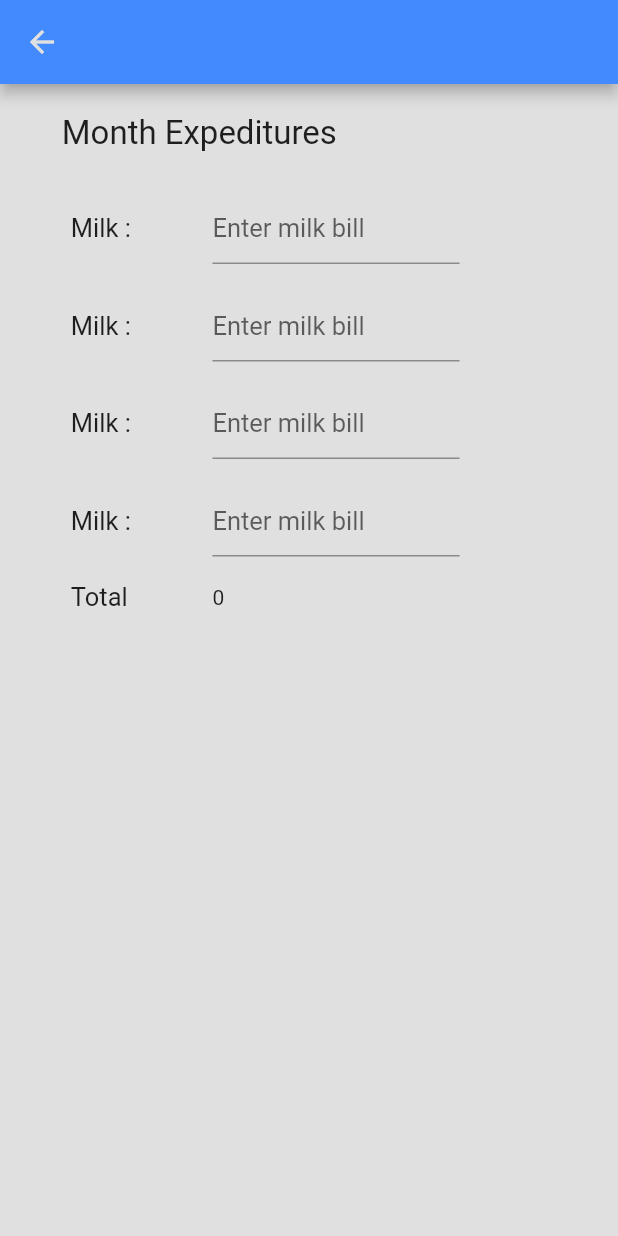
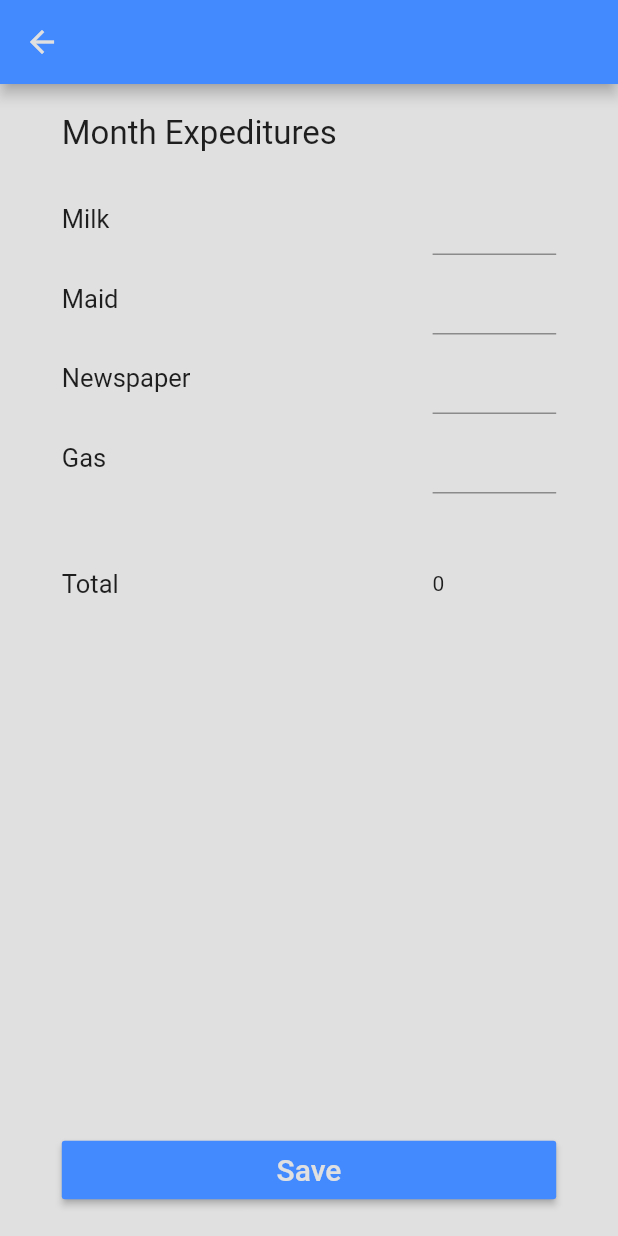
Before and after one commit to VarunBhandia/home_budget, a Flutter app: the MonthPage screen opened directly, on a phone screen of 412 x 824 dp. Run offline on Flutter 3.47's test engine with Material 2 defaults, Android fonts, the phone set to English and light mode, and no system bars; our stand-ins replace sqflite; accounts and stored records are empty.

Commit message:
Fixed UI Android Mobiles

```diff
--- a/lib/month_page.dart
+++ b/lib/month_page.dart
@@ -38,13 +38,21 @@ class _MonthPageState extends State<MonthPage> {
     int cat3 = 0;
     int cat4 = 0;
 
-    if (categoryOneController.text != '') { cat1 = int.parse(categoryOneController.text); }
+    if (categoryOneController.text != '') {
+      cat1 = int.parse(categoryOneController.text);
+    }
 
-    if (categoryTwoController.text != '') { cat2 = int.parse(categoryTwoController.text); }
+    if (categoryTwoController.text != '') {
+      cat2 = int.parse(categoryTwoController.text);
+    }
 
-    if (categoryThreeController.text != '') { cat3 = int.parse(categoryThreeController.text); }
+    if (categoryThreeController.text != '') {
+      cat3 = int.parse(categoryThreeController.text);
+    }
 
-    if (categoryFourController.text != '') { cat4 = int.parse(categoryFourController.text); }
+    if (categoryFourController.text != '') {
+      cat4 = int.parse(categoryFourController.text);
+    }
 
     monthTotal = cat1 + cat2 + cat3 + cat4;
     setState(() {
@@ -71,9 +79,11 @@ class _MonthPageState extends State<MonthPage> {
 
   @override
   Widget build(BuildContext context) {
-    double labelTextFieldWidth = MediaQuery.of(context).size.width * .2;
-    double inputTextFieldWidth = MediaQuery.of(context).size.width * .4;
-    double monthParentContainerSize = MediaQuery.of(context).size.width * .7;
+    double labelTextFieldWidth = MediaQuery.of(context).size.width * .6;
+    double inputTextFieldWidth = MediaQuery.of(context).size.width * .2;
+    double monthParentContainerSize = MediaQuery.of(context).size.width * .8;
+    double monthSaveButtonSize = MediaQuery.of(context).size.width * .8;
+
     double monthParentContainerLeftMargin =
         MediaQuery.of(context).size.width * .1;
 
@@ -93,9 +103,14 @@ class _MonthPageState extends State<MonthPage> {
           ),
           backgroundColor: appBarBackgroundColor,
         ),
-        body: Container(
+        body: Stack(
+          children: <Widget>[
+
+            Container(
               width: monthParentContainerSize,
-          margin: EdgeInsets.only(left: monthParentContainerLeftMargin),
+              margin: EdgeInsets.only(
+                  left: monthParentContainerLeftMargin,
+                  right: monthParentContainerLeftMargin),
               child: Column(
                 children: <Widget>[
                   SizedBox(height: 20),
@@ -113,17 +128,17 @@ class _MonthPageState extends State<MonthPage> {
                   Row(
                     children: <Widget>[
                       Container(
-                    margin: EdgeInsets.all(6),
+//                    margin: EdgeInsets.only(left: 6),
                         width: labelTextFieldWidth,
                         child: Text(
-                      'Milk : ',
+                          'Milk',
                           style: TextStyle(
                             fontSize: monthTextFieldSize,
                           ),
                         ),
                       ),
                       Container(
-                    margin: EdgeInsets.all(6),
+//                    margin: EdgeInsets.all(6),
                         width: inputTextFieldWidth,
                         child: TextField(
                           controller: categoryOneController,
@@ -132,7 +147,6 @@ class _MonthPageState extends State<MonthPage> {
                           },
                           keyboardType: TextInputType.number,
                           style: TextStyle(fontSize: monthTextFieldSize),
-                      decoration: InputDecoration(hintText: 'Enter milk bill'),
                         ),
                       ),
                     ],
@@ -141,17 +155,17 @@ class _MonthPageState extends State<MonthPage> {
                   Row(
                     children: <Widget>[
                       Container(
-                    margin: EdgeInsets.all(6),
+//                    margin: EdgeInsets.all(6),
                         width: labelTextFieldWidth,
                         child: Text(
-                      'Milk : ',
+                          'Maid',
                           style: TextStyle(
                             fontSize: monthTextFieldSize,
                           ),
                         ),
                       ),
                       Container(
-                    margin: EdgeInsets.all(6),
+//                    margin: EdgeInsets.all(6),
                         width: inputTextFieldWidth,
                         child: TextField(
                           onChanged: (number) {
@@ -160,7 +174,6 @@ class _MonthPageState extends State<MonthPage> {
                           controller: categoryTwoController,
                           keyboardType: TextInputType.number,
                           style: TextStyle(fontSize: monthTextFieldSize),
-                      decoration: InputDecoration(hintText: 'Enter milk bill'),
                         ),
                       ),
                     ],
@@ -169,17 +182,17 @@ class _MonthPageState extends State<MonthPage> {
                   Row(
                     children: <Widget>[
                       Container(
-                    margin: EdgeInsets.all(6),
+//                    margin: EdgeInsets.all(6),
                         width: labelTextFieldWidth,
                         child: Text(
-                      'Milk : ',
+                          'Newspaper',
                           style: TextStyle(
                             fontSize: monthTextFieldSize,
                           ),
                         ),
                       ),
                       Container(
-                    margin: EdgeInsets.all(6),
+//                    margin: EdgeInsets.all(6),
                         width: inputTextFieldWidth,
                         child: TextField(
                           onChanged: (number) {
@@ -188,7 +201,6 @@ class _MonthPageState extends State<MonthPage> {
                           controller: categoryThreeController,
                           keyboardType: TextInputType.number,
                           style: TextStyle(fontSize: monthTextFieldSize),
-                      decoration: InputDecoration(hintText: 'Enter milk bill'),
                         ),
                       ),
                     ],
@@ -197,17 +209,17 @@ class _MonthPageState extends State<MonthPage> {
                   Row(
                     children: <Widget>[
                       Container(
-                    margin: EdgeInsets.all(6),
+//                    margin: EdgeInsets.all(6),
                         width: labelTextFieldWidth,
                         child: Text(
-                      'Milk : ',
+                          'Gas',
                           style: TextStyle(
                             fontSize: monthTextFieldSize,
                           ),
                         ),
                       ),
                       Container(
-                    margin: EdgeInsets.all(6),
+//                    margin: EdgeInsets.all(6),
                         width: inputTextFieldWidth,
                         child: TextField(
                           onChanged: (number) {
@@ -216,16 +228,14 @@ class _MonthPageState extends State<MonthPage> {
                           controller: categoryFourController,
                           keyboardType: TextInputType.number,
                           style: TextStyle(fontSize: monthTextFieldSize),
-                      decoration: InputDecoration(hintText: 'Enter milk bill'),
                         ),
                       ),
                     ],
                   ),
-              SizedBox(height: 5),
+                  SizedBox(height: 50),
                   Row(
                     children: <Widget>[
                       Container(
-                    margin: EdgeInsets.all(6),
                         width: labelTextFieldWidth,
                         child: Text(
                           'Total ',
@@ -235,14 +245,58 @@ class _MonthPageState extends State<MonthPage> {
                         ),
                       ),
                       Container(
-                    margin: EdgeInsets.all(6),
                         width: inputTextFieldWidth,
                         child: Text(monthTotal.toString()),
                       ),
                     ],
                   ),
+//                  Align(
+//                    alignment: Alignment.bottomCenter,
+//                    child: ButtonTheme(
+//                      minWidth: monthSaveButtonSize,
+//                      child: RaisedButton(
+//                        color: appBarBackgroundColor,
+//                        textColor: appBarTextColor,
+//                        disabledColor: Colors.grey,
+//                        disabledTextColor: Colors.black,
+//                        padding: EdgeInsets.all(8.0),
+//                        splashColor: Colors.blueAccent,
+//                        onPressed: () {
+//                          /*...*/
+//                        },
+//                        child: Text(
+//                          "Save",
+//                          style: TextStyle(fontSize: 20.0),
+//                        ),
+//                      ),
+//                    ),
+//                  ),
                 ],
               ),
+            ),
+            Positioned(
+              bottom: 20,
+              left: monthParentContainerLeftMargin,
+              child:ButtonTheme(
+                minWidth: monthSaveButtonSize,
+                child: RaisedButton(
+                  color: appBarBackgroundColor,
+                  textColor: appBarTextColor,
+                  disabledColor: Colors.grey,
+                  disabledTextColor: Colors.black,
+                  padding: EdgeInsets.all(8.0),
+                  splashColor: Colors.blueAccent,
+                  onPressed: () {
+                    /*...*/
+                  },
+                  child: Text(
+                    "Save",
+                    style: TextStyle(fontSize: 20.0),
+                  ),
+                ),
+              ),
+            ),
+          ],
         ));
   }
 }
```
Lines whose indentation alone changed are shown as unchanged.
